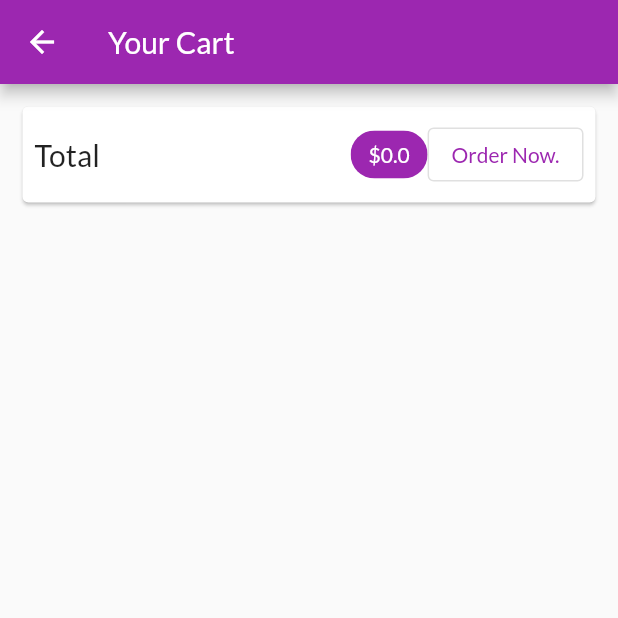
After one commit to quantificial/flutter_shop_app, a Flutter app: the CartScreen screen opened by its route, on a phone screen of 412 x 824 dp, the top half of it. The commit adds this screen. Run offline on Flutter 3.47's test engine with Material 2 defaults, Android fonts, the phone set to English and light mode, and no system bars; network calls fail.

Commit message:
add cart screen

```diff
--- a/lib/main.dart
+++ b/lib/main.dart
@@ -1,5 +1,6 @@
 import 'package:flutter/material.dart';
 import 'package:provider/provider.dart';
+import 'package:shop_app/screens/cart_screen.dart';
 import 'package:shop_app/screens/product_detail_screen.dart';
 
 import 'providers/products.dart';
@@ -38,6 +39,7 @@ class MyApp extends StatelessWidget {
         home: ProductsOverviewScreen(),
         routes: {
           ProductDetailScreen.routeName: (context) => ProductDetailScreen(),
+          CartScreen.routeName: (context) => CartScreen(),
         },
       ),
     );
--- a/lib/providers/cart.dart
+++ b/lib/providers/cart.dart
@@ -18,6 +18,16 @@ class Cart with ChangeNotifier {
 
   Map<String, CartItem> get items {
     return {..._items};
+  }
+
+  double get totalAmount {
+    var total = 0.0;
+
+    _items.forEach((key, cartItem) {
+      total += cartItem.price * cartItem.quantity;
+    });
+
+    return total;
   }
 
   int get itemCount {
--- /dev/null
+++ b/lib/screens/cart_screen.dart
@@ -0,0 +1,53 @@
+import 'package:flutter/material.dart';
+import 'package:flutter/src/widgets/framework.dart';
+import 'package:flutter/src/widgets/placeholder.dart';
+import 'package:provider/provider.dart';
+
+import '../providers/cart.dart';
+
+class CartScreen extends StatelessWidget {
+  static const routeName = '/cart';
+
+  const CartScreen({super.key});
+
+  @override
+  Widget build(BuildContext context) {
+    final cart = Provider.of<Cart>(context);
+    return Scaffold(
+      appBar: AppBar(
+        title: Text('Your Cart'),
+      ),
+      body: Column(children: [
+        Card(
+            margin: EdgeInsets.all(15),
+            child: Padding(
+              padding: EdgeInsets.all(8),
+              child: Row(
+                  mainAxisAlignment: MainAxisAlignment.spaceBetween,
+                  children: [
+                    Text(
+                      'Total',
+                      style: TextStyle(fontSize: 20),
+                    ),
+                    Spacer(),
+                    // SizedBox(
+                    //   width: 10,
+                    // ),
+                    Chip(
+                      label: Text(
+                        '\$${cart.totalAmount}',
+                        style: TextStyle(
+                            color: Theme.of(context)
+                                .primaryTextTheme
+                                .titleLarge
+                                ?.color),
+                      ),
+                      backgroundColor: Theme.of(context).colorScheme.primary,
+                    ),
+                    OutlinedButton(onPressed: () {}, child: Text('Order Now.'))
+                  ]),
+            ))
+      ]),
+    );
+  }
+}
--- a/lib/screens/products_overview_screen.dart
+++ b/lib/screens/products_overview_screen.dart
@@ -1,5 +1,6 @@
 import 'package:flutter/material.dart';
 import 'package:provider/provider.dart';
+import 'package:shop_app/screens/cart_screen.dart';
 import '../providers/cart.dart';
 import '../providers/products.dart';
 import '../widgets/product_grid.dart';
@@ -52,7 +53,9 @@ class _ProductsOverviewScreenState extends State<ProductsOverviewScreen> {
                 value: cart.itemCount.toString(),
                 child: IconButton(
                   icon: Icon(Icons.shopping_cart),
-                  onPressed: () {},
+                  onPressed: () {
+                    Navigator.of(context).pushNamed(CartScreen.routeName);
+                  },
                 ));
           },
         ),
```
